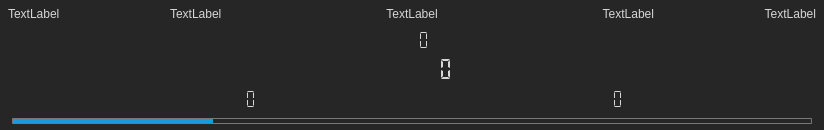
The window that LEO_sniffy/GUI/widgetdisplay.ui (jirik09/Sniffy) describes before a commit, drawn with Qt 5.
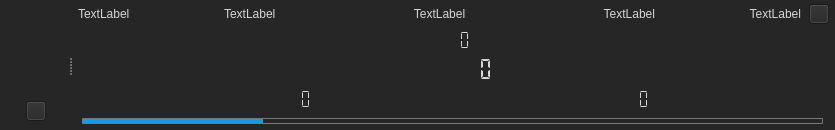
The same window after the commit. Icons and pictures are not drawn.

Commit message:
[Counter] History graph area opens on History btn click
A button for history area resize added

Diff of the .ui file:
```diff
--- a/LEO_sniffy/GUI/widgetdisplay.ui
+++ b/LEO_sniffy/GUI/widgetdisplay.ui
@@ -9,13 +9,13 @@
    <rect>
     <x>0</x>
     <y>0</y>
-    <width>824</width>
+    <width>835</width>
     <height>130</height>
    </rect>
   </property>
   <property name="sizePolicy">
    <sizepolicy hsizetype="Expanding" vsizetype="Expanding">
-    <horstretch>0</horstretch>
+    <horstretch>3</horstretch>
     <verstretch>0</verstretch>
    </sizepolicy>
   </property>
@@ -40,38 +40,6 @@
 color: rgb(214, 214, 214)
 }</string>
   </property>
-  <layout class="QHBoxLayout" name="WidgetDisplay_2">
-   <property name="spacing">
-    <number>0</number>
-   </property>
-   <property name="leftMargin">
-    <number>0</number>
-   </property>
-   <property name="topMargin">
-    <number>0</number>
-   </property>
-   <property name="rightMargin">
-    <number>0</number>
-   </property>
-   <property name="bottomMargin">
-    <number>0</number>
-   </property>
-   <item>
-    <widget class="QWidget" name="horizontalWidget" native="true">
-     <property name="enabled">
-      <bool>true</bool>
-     </property>
-     <property name="sizePolicy">
-      <sizepolicy hsizetype="Expanding" vsizetype="Expanding">
-       <horstretch>0</horstretch>
-       <verstretch>0</verstretch>
-      </sizepolicy>
-     </property>
-     <property name="styleSheet">
-      <string notr="true">QObject{
-background-color: rgb(38, 38, 38);
-}</string>
-     </property>
      <layout class="QHBoxLayout" name="horizontalLayout">
       <property name="spacing">
        <number>0</number>
@@ -89,6 +57,129 @@
        <number>0</number>
       </property>
       <item>
+    <widget class="QSplitter" name="splitter">
+     <property name="sizePolicy">
+      <sizepolicy hsizetype="Expanding" vsizetype="Expanding">
+       <horstretch>0</horstretch>
+       <verstretch>0</verstretch>
+      </sizepolicy>
+     </property>
+     <property name="lineWidth">
+      <number>1</number>
+     </property>
+     <property name="orientation">
+      <enum>Qt::Horizontal</enum>
+     </property>
+     <property name="opaqueResize">
+      <bool>true</bool>
+     </property>
+     <property name="handleWidth">
+      <number>5</number>
+     </property>
+     <widget class="QWidget" name="verticalWidget_history" native="true">
+      <property name="sizePolicy">
+       <sizepolicy hsizetype="Expanding" vsizetype="Expanding">
+        <horstretch>0</horstretch>
+        <verstretch>0</verstretch>
+       </sizepolicy>
+      </property>
+      <property name="minimumSize">
+       <size>
+        <width>0</width>
+        <height>0</height>
+       </size>
+      </property>
+      <layout class="QVBoxLayout" name="verticalLayout_2">
+       <property name="leftMargin">
+        <number>6</number>
+       </property>
+       <property name="topMargin">
+        <number>5</number>
+       </property>
+       <property name="rightMargin">
+        <number>6</number>
+       </property>
+       <property name="bottomMargin">
+        <number>5</number>
+       </property>
+       <item>
+        <widget class="QWidget" name="verticalWidget_graph" native="true">
+         <property name="sizePolicy">
+          <sizepolicy hsizetype="Expanding" vsizetype="Expanding">
+           <horstretch>0</horstretch>
+           <verstretch>0</verstretch>
+          </sizepolicy>
+         </property>
+         <layout class="QVBoxLayout" name="verticalLayout_graph">
+          <property name="spacing">
+           <number>0</number>
+          </property>
+          <property name="leftMargin">
+           <number>0</number>
+          </property>
+          <property name="topMargin">
+           <number>0</number>
+          </property>
+          <property name="rightMargin">
+           <number>0</number>
+          </property>
+          <property name="bottomMargin">
+           <number>0</number>
+          </property>
+         </layout>
+        </widget>
+       </item>
+       <item>
+        <widget class="QWidget" name="verticalWidget_menu" native="true">
+         <property name="sizePolicy">
+          <sizepolicy hsizetype="Expanding" vsizetype="Fixed">
+           <horstretch>0</horstretch>
+           <verstretch>0</verstretch>
+          </sizepolicy>
+         </property>
+         <layout class="QHBoxLayout" name="verticalWidget_menu_2">
+          <property name="spacing">
+           <number>4</number>
+          </property>
+          <property name="leftMargin">
+           <number>6</number>
+          </property>
+          <property name="topMargin">
+           <number>7</number>
+          </property>
+          <property name="rightMargin">
+           <number>0</number>
+          </property>
+          <property name="bottomMargin">
+           <number>4</number>
+          </property>
+          <item>
+           <widget class="QPushButton" name="pushButton_undock">
+            <property name="maximumSize">
+             <size>
+              <width>20</width>
+              <height>20</height>
+             </size>
+            </property>
+            <property name="styleSheet">
+             <string notr="true">QPushButton{image: url(:/graphics/graphics/unDock.png);}QPushButton:hover{background-color: rgb(71, 76, 94);}</string>
+            </property>
+            <property name="text">
+             <string/>
+            </property>
+            <property name="iconSize">
+             <size>
+              <width>19</width>
+              <height>19</height>
+             </size>
+            </property>
+           </widget>
+          </item>
+         </layout>
+        </widget>
+       </item>
+      </layout>
+     </widget>
        <widget class="QWidget" name="verticalWidget_display" native="true">
         <property name="enabled">
          <bool>true</bool>
@@ -104,7 +195,7 @@
           <number>1</number>
          </property>
          <property name="leftMargin">
-          <number>2</number>
+        <number>0</number>
          </property>
          <property name="topMargin">
           <number>2</number>
@@ -137,19 +228,19 @@
            </property>
            <layout class="QHBoxLayout" name="horizontalLayout_labelArea">
             <property name="spacing">
-             <number>4</number>
+           <number>8</number>
             </property>
             <property name="leftMargin">
              <number>6</number>
             </property>
             <property name="topMargin">
-             <number>5</number>
+           <number>2</number>
             </property>
             <property name="rightMargin">
-             <number>6</number>
+           <number>4</number>
             </property>
             <property name="bottomMargin">
-             <number>5</number>
+           <number>2</number>
             </property>
             <item>
              <widget class="QLabel" name="label_0">
@@ -261,6 +352,40 @@
               </property>
              </widget>
             </item>
+          <item>
+           <widget class="QPushButton" name="pushButton_history">
+            <property name="sizePolicy">
+             <sizepolicy hsizetype="Preferred" vsizetype="Preferred">
+              <horstretch>0</horstretch>
+              <verstretch>0</verstretch>
+             </sizepolicy>
+            </property>
+            <property name="minimumSize">
+             <size>
+              <width>0</width>
+              <height>0</height>
+             </size>
+            </property>
+            <property name="maximumSize">
+             <size>
+              <width>20</width>
+              <height>20</height>
+             </size>
+            </property>
+            <property name="styleSheet">
+             <string notr="true">QPushButton{image: url(:/graphics/graphics/icon_history_off.png);}QPushButton:hover{background-color: rgb(71, 76, 94);}</string>
+            </property>
+            <property name="text">
+             <string/>
+            </property>
+            <property name="iconSize">
+             <size>
+              <width>19</width>
+              <height>19</height>
+             </size>
+            </property>
+           </widget>
+          </item>
            </layout>
           </widget>
          </item>
@@ -755,8 +880,6 @@
          </item>
         </layout>
        </widget>
-      </item>
-     </layout>
     </widget>
    </item>
   </layout>
```
Left out of the diff: 2 changed lines with no effect on the pictures. Lines whose indentation alone changed are shown as unchanged. The commit also changes 5 other files.
